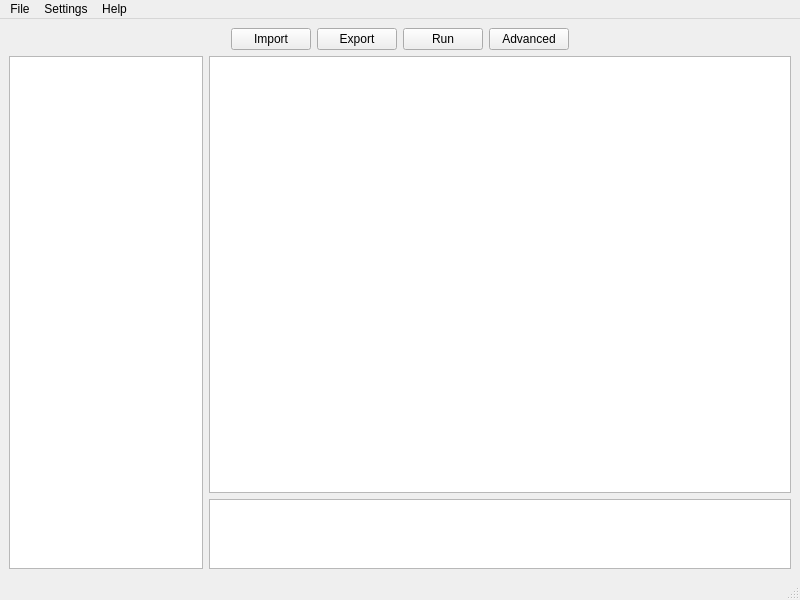
Before: the Qt Designer form main.ui in infopensource/ankinizer, drawn with Qt 5.
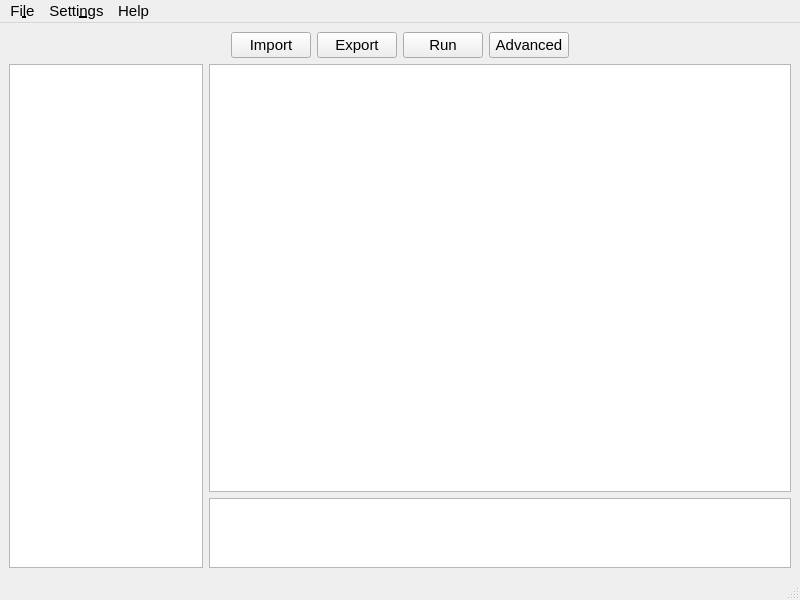
After: the same form once the commit is applied.

Commit message: yeah, you can use GUI now, though it haven't been implemented all features.

Diff of the .ui file:
```diff
--- a/main.ui
+++ b/main.ui
@@ -10,6 +10,11 @@
     <height>600</height>
    </rect>
   </property>
+  <property name="font">
+   <font>
+    <pointsize>11</pointsize>
+   </font>
+  </property>
   <property name="windowTitle">
    <string>MainWindow</string>
   </property>
@@ -78,12 +83,24 @@
       <item>
        <layout class="QHBoxLayout" name="horizontalLayout_2" stretch="1,3">
         <item>
-         <widget class="QListWidget" name="FrontList"/>
+         <widget class="QListWidget" name="FrontList">
+          <property name="font">
+           <font>
+            <pointsize>12</pointsize>
+           </font>
+          </property>
+         </widget>
         </item>
         <item>
          <layout class="QVBoxLayout" name="verticalLayout" stretch="9,1">
           <item>
-           <widget class="QTextEdit" name="BackEdit"/>
+           <widget class="QTextEdit" name="BackEdit">
+            <property name="font">
+             <font>
+              <pointsize>15</pointsize>
+             </font>
+            </property>
+           </widget>
           </item>
           <item>
            <widget class="QListWidget" name="TagList"/>
@@ -102,12 +119,12 @@
      <x>0</x>
      <y>0</y>
      <width>800</width>
-     <height>22</height>
+     <height>33</height>
     </rect>
    </property>
    <widget class="QMenu" name="menuFile">
     <property name="title">
-     <string>File</string>
+     <string>Fi&amp;le</string>
     </property>
     <addaction name="actionOpen"/>
     <addaction name="actionSave"/>
@@ -117,7 +134,7 @@
    </widget>
    <widget class="QMenu" name="menuSettings">
     <property name="title">
-     <string>Settings</string>
+     <string>Setti&amp;ngs</string>
     </property>
     <addaction name="actionAdvanced"/>
    </widget>
```
Left out of the diff: 14 changed lines with no effect on the pictures. The commit also changes 3 other files.
